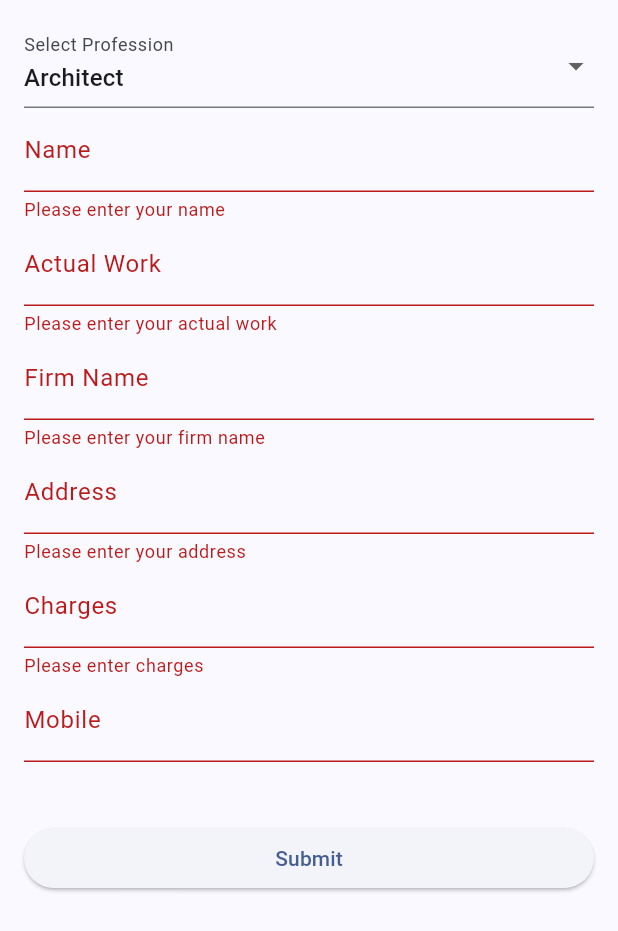
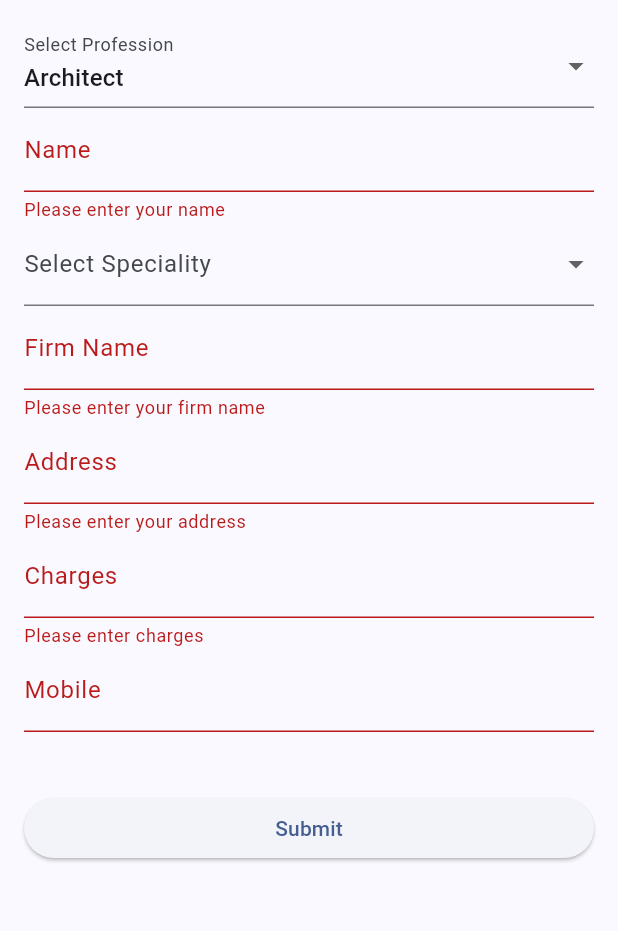
Before and after one commit to parthpsp1/civilion_business, a Flutter app: the AddData screen opened directly, after a tap on "Submit", on a phone screen of 412 x 824 dp. Shown: the top 931 px of the screen. Run offline on Flutter 3.47's test engine with Material 3 defaults, Android fonts, the phone set to English and light mode, and no system bars; our stand-ins replace blur, cloud_firestore, firebase_auth, firebase_core; missing offline and left inert: image_blur; accounts and stored records are empty.

Commit message:
data added

```diff
--- a/cb/lib/data/label.dart
+++ b/cb/lib/data/label.dart
@@ -11,6 +11,75 @@ List labels = [
   "Labor",
 ];
 
+Map<String, List<String>> specialityLabels = {
+  "Architect": [
+    "Interior Designer",
+    "Exterior Designer",
+    "Urban Designer",
+    "MEP"
+  ],
+  "Structural": [
+    "Steel Designer",
+    "Structural Consultant",
+  ],
+  "Designer": [
+    "Interior",
+    "Exterior",
+    "MEP",
+  ],
+  "Transporters": [
+    "Personal Vehicle",
+    "Company Vechicle",
+  ],
+  "Machineries": [
+    "JCB",
+    "Cutter",
+    "Power Shovel",
+    "Dump Truck",
+    "Tractor",
+    "Compactor",
+    "RMC Truck",
+    "Cemcent Gang",
+    "Cranes",
+    "Pile & Boring Equipment"
+  ],
+  "Contractor": [
+    "Centring",
+    "Electrical",
+    "Fabrication",
+    "Carpenter",
+    "Labor",
+    "Brickwork",
+    "Plumbing",
+    "Flooring",
+    "Painting",
+    "Security",
+    "Developer"
+  ],
+  "Surveyor": [
+    "Land surveyor",
+    "Electrical",
+    "Theodolite",
+    "Tacheometric",
+    "Chain",
+    "Mining surveyors",
+    "Valuation",
+    "Marine",
+    "Quantity",
+    "Archaeological",
+  ],
+  "Geotechnical": [
+    "Quality Lab",
+    "Geotechnical Engg.",
+  ],
+  "Project Manager": [
+    "NA",
+  ],
+  "Labor": [
+    "NA",
+  ],
+};
+
 Map<String, String> labelImagePaths = {
   "Architect": "assets/labels/architect.jpg",
   "Structural": "assets/labels/structural.jpg",
--- a/cb/lib/screens/login_screen.dart
+++ b/cb/lib/screens/login_screen.dart
@@ -53,7 +53,8 @@ class _VendorLoginScreenState extends State<VendorLoginScreen> {
       appBar: AppBar(
         title: const Text('Vendor Login'),
       ),
-      body: Padding(
+      body: SingleChildScrollView(
+        child: Padding(
           padding: const EdgeInsets.all(16.0),
           child: Column(
             mainAxisAlignment: MainAxisAlignment.center,
@@ -67,8 +68,8 @@ class _VendorLoginScreenState extends State<VendorLoginScreen> {
                 ),
                 child: Image.asset(
                   "assets/logo/app_logo.jpg",
-                height: 200,
-                width: 200,
+                  height: 140,
+                  width: 140,
                 ),
               ),
               const SizedBox(
@@ -104,7 +105,8 @@ class _VendorLoginScreenState extends State<VendorLoginScreen> {
                 children: [
                   ElevatedButton(
                     onPressed: () async {
-                    bool isSuccessfulLogin = await signInWithEmailAndPassword();
+                      bool isSuccessfulLogin =
+                          await signInWithEmailAndPassword();
                       if (isSuccessfulLogin) {
                         if (context.mounted) {
                           Navigator.of(context).pushReplacement(
@@ -130,7 +132,7 @@ class _VendorLoginScreenState extends State<VendorLoginScreen> {
                           if (context.mounted) {
                             Navigator.of(context).pushReplacement(
                               MaterialPageRoute(
-                              builder: (context) => const AddData(),
+                                builder: (context) => const VendorDashboard(),
                               ),
                             );
                           }
@@ -157,6 +159,7 @@ class _VendorLoginScreenState extends State<VendorLoginScreen> {
             ],
           ),
         ),
+      ),
     );
   }
 }
--- a/cb/lib/screens/vendor/add_data.dart
+++ b/cb/lib/screens/vendor/add_data.dart
@@ -1,4 +1,5 @@
 import 'package:cb/auth/custom_firebase_auth.dart';
+import 'package:cb/data/label.dart';
 import 'package:cloud_firestore/cloud_firestore.dart';
 import 'package:flutter/material.dart';
 import 'package:flutter/services.dart';
@@ -19,7 +20,8 @@ class _AddDataState extends State<AddData> {
   TextEditingController chargesController = TextEditingController();
   TextEditingController mobileController = TextEditingController();
 
-  String selectedLabel = "Architect"; // Default selected label
+  String selectedLabel = "Architect";
+  String specialityLabel = "";
 
   List<String> labels = [
     "Architect",
@@ -109,21 +111,25 @@ class _AddDataState extends State<AddData> {
                               return null;
                             },
                           ),
-                          TextFormField(
-                            controller: actualWorkController,
-                            inputFormatters: [
-                              FilteringTextInputFormatter.allow(
-                                RegExp(r'[a-zA-Z0-9]'),
-                              ),
-                            ],
-                            decoration:
-                                const InputDecoration(labelText: 'Actual Work'),
-                            validator: (value) {
-                              if (value == null || value.isEmpty) {
-                                return 'Please enter your actual work';
-                              }
-                              return null;
+                          DropdownButtonFormField<String>(
+                            value: specialityLabel,
+                            onChanged: (String? value) {
+                              setState(() {
+                                specialityLabel = value!;
+                              });
                             },
+                            items: specialityLabels[selectedLabel]!
+                                .map((String label) {
+                                  return DropdownMenuItem<String>(
+                                    value: label,
+                                    child: Text(label),
+                                  );
+                                })
+                                .toList(),
+
+                            decoration: const InputDecoration(
+                              labelText: 'Select Speciality',
+                            ),
                           ),
                           TextFormField(
                             controller: firmNameController,
```
Lines whose indentation alone changed are shown as unchanged.
